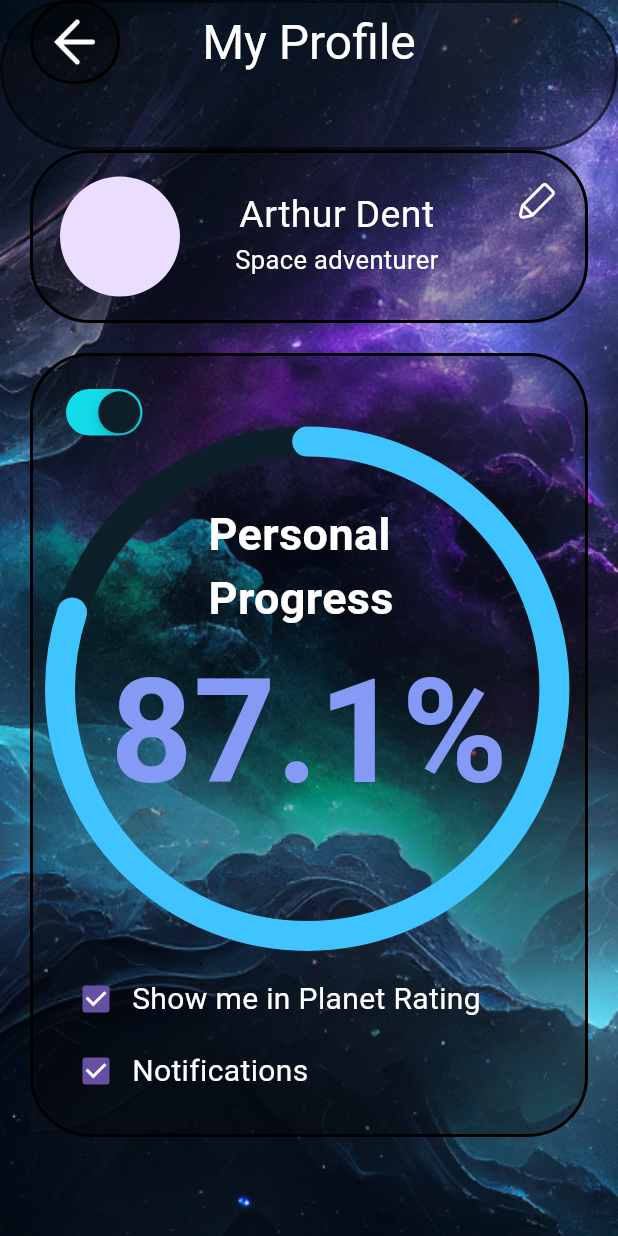
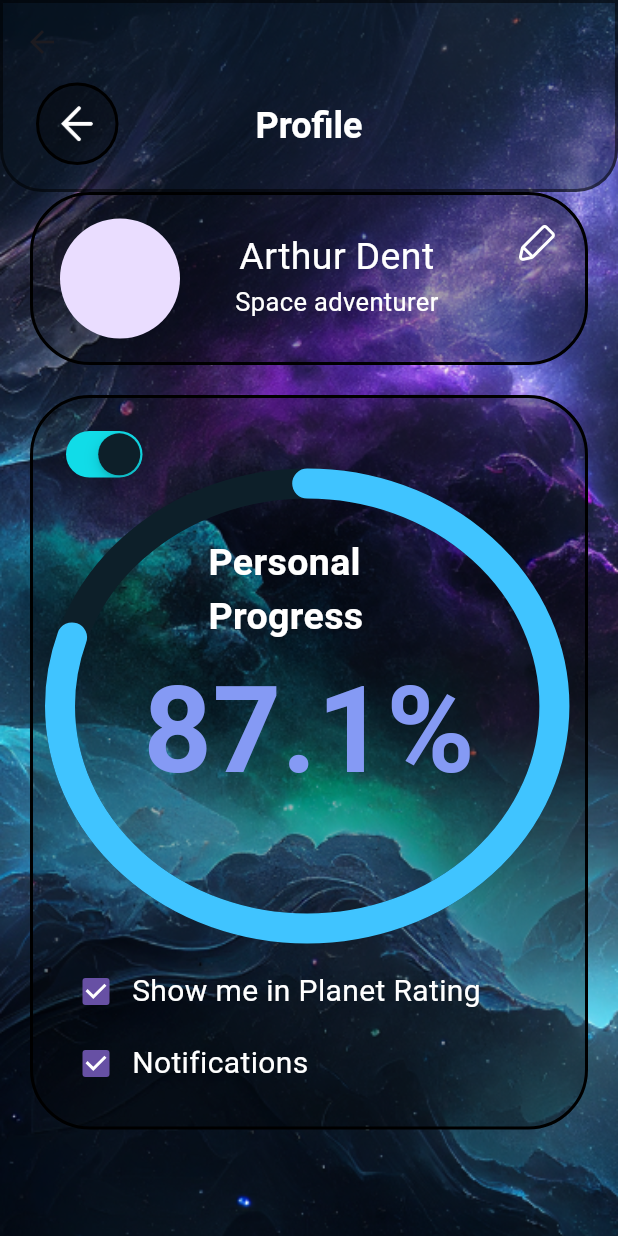
Before and after one commit to Yusufrahimboyev/Cosmic, a Flutter app: the ProfileScreen screen opened by its route, on a phone screen of 412 x 824 dp. Run offline on Flutter 3.47's test engine with Material 3 defaults, Android fonts, the phone set to English and light mode, and no system bars.

Commit message:
merged with yusuf

```diff
--- a/lib/main.dart
+++ b/lib/main.dart
@@ -1,5 +1,6 @@
 import 'package:cosmic_app/router/router_names.dart';
 import 'package:cosmic_app/screens/home/home_screen.dart';
+import 'package:cosmic_app/screens/inner/inner_screen.dart';
 import 'package:cosmic_app/screens/login/login_screen.dart';
 import 'package:cosmic_app/screens/profile/profile_screen.dart';
 import 'package:cosmic_app/screens/splash/splash_screen.dart';
@@ -17,7 +18,7 @@ class MyApp extends StatelessWidget {
     return MaterialApp(
       title: "Cosmic App",
       debugShowCheckedModeBanner: false,
-      home: const SplashScreen(),
+      home: const HomeScreen(),
       routes: {
         RouterNames.home: (context) => const HomeScreen(),
         RouterNames.login: (context) => const LoginScreen(),
--- a/lib/screens/home/info_screen.dart
+++ b/lib/screens/home/info_screen.dart
@@ -23,6 +23,12 @@ class _InfoScreenState extends State<InfoScreen> {
   void navigateToMars(){
     setState(() {
       Navigator.pushNamed(context, RouterNames.inner);
+    });
+  }
+
+  void navigateToProfile(){
+    setState(() {
+      Navigator.pushNamed(context, RouterNames.profile);
     });
   }
 
@@ -91,13 +97,17 @@ class _InfoScreenState extends State<InfoScreen> {
                     ],
                   ),
                 ),
-                const SizedBox.square(
+                InkWell(
+                  onTap: navigateToProfile,
+                  overlayColor: WidgetStateColor.transparent,
+                  child: const SizedBox.square(
                     dimension: 55,
                     child: MyCustomBox(
                       child: Padding(
                         padding: EdgeInsets.all(12),
                         child: Image(
                           image: AssetImage(AppIcons.profile),
+                        ),
                       ),
                     ),
                   ),
--- a/lib/screens/profile/profile_screen.dart
+++ b/lib/screens/profile/profile_screen.dart
@@ -15,6 +15,12 @@ class _ProfileScreenState extends State<ProfileScreen> {
   bool _switc = true;
   bool _cek1 = true;
   bool _cek2 = true;
+
+  void back(){
+    setState(() {
+      Navigator.maybePop(context);
+    });
+  }
 
   @override
   Widget build(BuildContext context) {
@@ -34,32 +40,76 @@ class _ProfileScreenState extends State<ProfileScreen> {
             physics: const NeverScrollableScrollPhysics(),
             headerSliverBuilder: (context, innerBoxIsScrolled) => [
               SliverAppBar(
+                scrolledUnderElevation: 0,
+                centerTitle: true,
                 pinned: true,
-                leadingWidth: 80,
-                leading: Padding(
-                  padding: const EdgeInsets.only(left: 20),
-                  child: MyBlurWidget(
-                    child: IconButton(
-                      onPressed: () {},
-                      icon: Image.asset(AppIcons.arrowBack),
-                    ),
-                  ),
-                ),
-                backgroundColor: Colors.black.withOpacity(0.3),
-                title: const Text("My Profile"),
-                titleTextStyle: const TextStyle(color: Colors.white, fontSize: 32),
-                centerTitle: true,
-                expandedHeight: 100,
+                collapsedHeight: 128,
+                backgroundColor: const Color(0xff091522).withOpacity(0.4),
                 shape: RoundedRectangleBorder(
                   borderRadius: const BorderRadius.only(
-                    bottomLeft: Radius.circular(60),
-                    bottomRight: Radius.circular(60),
-                    topRight: Radius.circular(50),
-                    topLeft: Radius.circular(50),
+                    bottomRight: Radius.circular(28),
+                    bottomLeft: Radius.circular(28),
                   ),
                   side: BorderSide(
                     width: 2,
                     color: Colors.black.withOpacity(0.5),
+                  ),
+                ),
+                flexibleSpace: Padding(
+                  padding: const EdgeInsets.symmetric(
+                    horizontal: 24,
+                    vertical: 18,
+                  ),
+                  child: Row(
+                    crossAxisAlignment: CrossAxisAlignment.end,
+                    children: [
+                      InkWell(
+                        onTap: back,
+                        child: const SizedBox.square(
+                          dimension: 55,
+                          child: MyBlurWidget(
+                            child: Padding(
+                              padding: EdgeInsets.all(12),
+                              child: Image(
+                                image: AssetImage(AppIcons.arrowBack),
+                              ),
+                            ),
+                          ),
+                        ),
+                      ),
+                      Expanded(
+                        child: Column(
+                          mainAxisAlignment: MainAxisAlignment.end,
+                          children: [
+                            Text(
+                              "Profile",
+                              style: Theme.of(context)
+                                  .textTheme
+                                  .headlineSmall
+                                  ?.copyWith(
+                                color: const Color(0xffffffff),
+                                fontWeight: FontWeight.w700,
+                              ),
+                            ),
+                            const SizedBox(height: 10),
+                          ],
+                        ),
+                      ),
+                      const Opacity(
+                        opacity: 0,
+                        child: SizedBox.square(
+                          dimension: 55,
+                          child: MyBlurWidget(
+                            child: Padding(
+                              padding: EdgeInsets.all(12),
+                              child: Image(
+                                image: AssetImage(AppIcons.arrowBack),
+                              ),
+                            ),
+                          ),
+                        ),
+                      ),
+                    ],
                   ),
                 ),
               ),
@@ -142,7 +192,7 @@ class _ProfileScreenState extends State<ProfileScreen> {
                               Stack(
                                 children: [
                                   SizedBox(
-                                    height: he * 0.4,
+                                    height: he * 0.36,
                                     width: we * 0.8,
                                     child: const CircularProgressIndicator(
                                       value: 0.8,
@@ -156,7 +206,7 @@ class _ProfileScreenState extends State<ProfileScreen> {
                                   ),
                                   Column(
                                     children: [
-                                      const SizedBox(height: 40,),
+                                      const SizedBox(height: 35,),
                                       Padding(
                                         padding: EdgeInsets.symmetric(
 
@@ -166,7 +216,7 @@ class _ProfileScreenState extends State<ProfileScreen> {
                                           "Personal Progress",
                                           style: TextStyle(
                                               color: Colors.white,
-                                              fontSize: 30,
+                                              fontSize: 25,
                                               fontWeight: FontWeight.bold),
                                           maxLines: 2,
                                         ),
@@ -179,7 +229,7 @@ class _ProfileScreenState extends State<ProfileScreen> {
                                           style: TextStyle(
                                               fontWeight: FontWeight.bold,
                                               color: Color(0xff859AF4),
-                                              fontSize: 96),
+                                              fontSize: 80),
                                         ),
                                       ),
                                     ],
```
Lines whose indentation alone changed are shown as unchanged.
